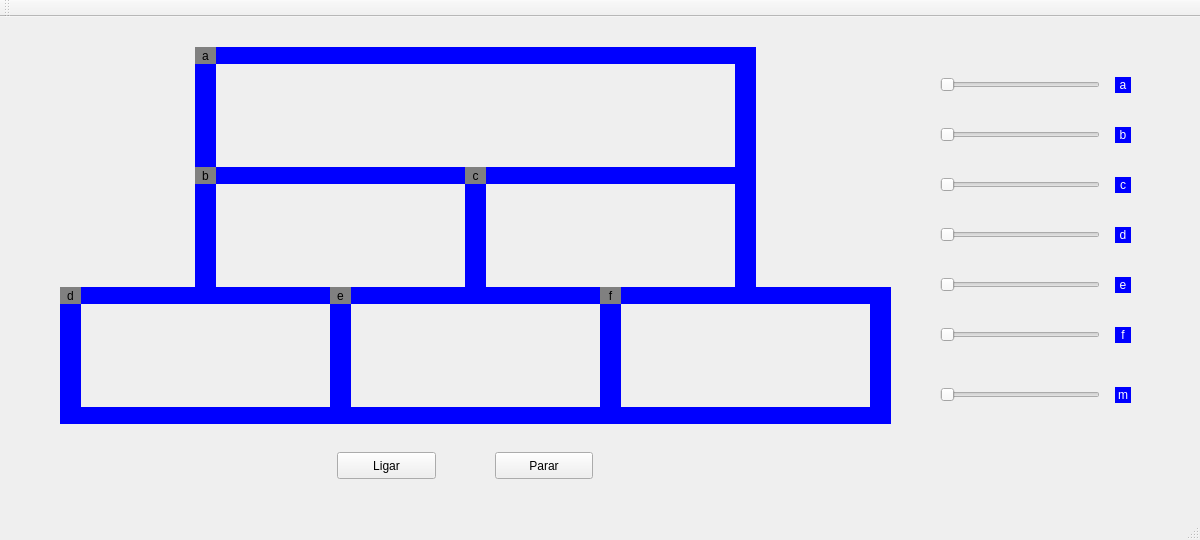
leoalenccar/projeto-trens, file src/mainwindow.ui: the form before one commit.
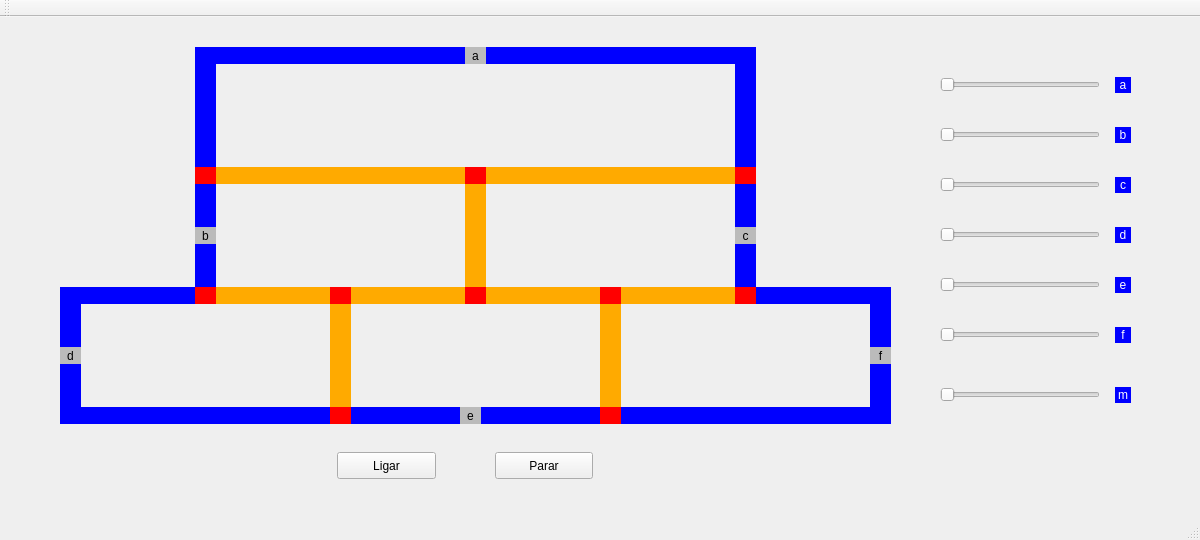
The form after the commit.

Commit message: alteração da posição inicial dos trens em 'mainwindow.cpp' e em 'mainwindow.ui' e criação das regiões críticas em 'mainwindow.ui'

```diff
--- a/src/mainwindow.ui
+++ b/src/mainwindow.ui
@@ -18,13 +18,13 @@
     <property name="geometry">
      <rect>
       <x>195</x>
-      <y>150</y>
+      <y>210</y>
       <width>21</width>
       <height>17</height>
      </rect>
     </property>
     <property name="styleSheet">
-     <string notr="true">QLabel { background: grey}</string>
+     <string notr="true">background-color: rgb(187, 187, 187);</string>
     </property>
     <property name="text">
      <string>b</string>
@@ -43,7 +43,7 @@
      </rect>
     </property>
     <property name="styleSheet">
-     <string notr="true">QLabel { background: blue}</string>
+     <string notr="true">background-color: rgb(255, 170, 0);</string>
     </property>
     <property name="text">
      <string/>
@@ -53,25 +53,25 @@
     <property name="geometry">
      <rect>
       <x>465</x>
-      <y>150</y>
+      <y>167</y>
       <width>21</width>
-      <height>137</height>
+      <height>103</height>
      </rect>
     </property>
     <property name="styleSheet">
-     <string notr="true">QLabel { background: blue}</string>
+     <string notr="true">background-color: rgb(255, 170, 0);</string>
     </property>
     <property name="text">
      <string/>
     </property>
    </widget>
-   <widget class="QLabel" name="label_trilho4">
+   <widget class="QLabel" name="label_trilho2_3">
     <property name="geometry">
      <rect>
       <x>195</x>
       <y>30</y>
       <width>21</width>
-      <height>137</height>
+      <height>120</height>
      </rect>
     </property>
     <property name="styleSheet">
@@ -113,7 +113,7 @@
       <x>735</x>
       <y>30</y>
       <width>21</width>
-      <height>137</height>
+      <height>120</height>
      </rect>
     </property>
     <property name="styleSheet">
@@ -133,7 +133,7 @@
      </rect>
     </property>
     <property name="styleSheet">
-     <string notr="true">QLabel { background: blue}</string>
+     <string notr="true">background-color: rgb(255, 170, 0);</string>
     </property>
     <property name="text">
      <string/>
@@ -142,14 +142,14 @@
    <widget class="QLabel" name="label_trem3">
     <property name="geometry">
      <rect>
-      <x>465</x>
-      <y>150</y>
+      <x>735</x>
+      <y>210</y>
       <width>21</width>
       <height>17</height>
      </rect>
     </property>
     <property name="styleSheet">
-     <string notr="true">QLabel { background: grey}</string>
+     <string notr="true">background-color: rgb(187, 187, 187);</string>
     </property>
     <property name="text">
      <string>c</string>
@@ -162,9 +162,9 @@
     <property name="geometry">
      <rect>
       <x>195</x>
-      <y>150</y>
+      <y>167</y>
       <width>21</width>
-      <height>137</height>
+      <height>103</height>
      </rect>
     </property>
     <property name="styleSheet">
@@ -178,25 +178,9 @@
     <property name="geometry">
      <rect>
       <x>735</x>
-      <y>150</y>
+      <y>167</y>
       <width>21</width>
-      <height>137</height>
-     </rect>
-    </property>
-    <property name="styleSheet">
-     <string notr="true">QLabel { background: blue}</string>
-    </property>
-    <property name="text">
-     <string/>
-    </property>
-   </widget>
-   <widget class="QLabel" name="label_trilho2_3">
-    <property name="geometry">
-     <rect>
-      <x>215</x>
-      <y>270</y>
-      <width>520</width>
-      <height>17</height>
+      <height>103</height>
      </rect>
     </property>
     <property name="styleSheet">
@@ -209,14 +193,14 @@
    <widget class="QLabel" name="label_trem1">
     <property name="geometry">
      <rect>
-      <x>195</x>
+      <x>465</x>
       <y>30</y>
       <width>21</width>
       <height>17</height>
      </rect>
     </property>
     <property name="styleSheet">
-     <string notr="true">QLabel { background: grey}</string>
+     <string notr="true">background-color: rgb(187, 187, 187);</string>
     </property>
     <property name="text">
      <string>a</string>
@@ -225,7 +209,7 @@
      <set>Qt::AlignmentFlag::AlignCenter</set>
     </property>
    </widget>
-   <widget class="QLabel" name="label_trilho2_4">
+   <widget class="QLabel" name="label_trilho_1">
     <property name="geometry">
      <rect>
       <x>215</x>
@@ -245,13 +229,13 @@
     <property name="geometry">
      <rect>
       <x>330</x>
-      <y>270</y>
+      <y>287</y>
       <width>21</width>
-      <height>137</height>
+      <height>103</height>
      </rect>
     </property>
     <property name="styleSheet">
-     <string notr="true">QLabel { background: blue}</string>
+     <string notr="true">background-color: rgb(255, 170, 0);</string>
     </property>
     <property name="text">
      <string/>
@@ -261,13 +245,13 @@
     <property name="geometry">
      <rect>
       <x>600</x>
-      <y>270</y>
+      <y>287</y>
       <width>21</width>
-      <height>137</height>
+      <height>103</height>
      </rect>
     </property>
     <property name="styleSheet">
-     <string notr="true">QLabel { background: blue}</string>
+     <string notr="true">background-color: rgb(255, 170, 0);</string>
     </property>
     <property name="text">
      <string/>
@@ -305,22 +289,6 @@
      <string/>
     </property>
    </widget>
-   <widget class="QLabel" name="label_trilho2_7">
-    <property name="geometry">
-     <rect>
-      <x>620</x>
-      <y>270</y>
-      <width>250</width>
-      <height>17</height>
-     </rect>
-    </property>
-    <property name="styleSheet">
-     <string notr="true">QLabel { background: blue}</string>
-    </property>
-    <property name="text">
-     <string/>
-    </property>
-   </widget>
    <widget class="QLabel" name="label_trilho4_7">
     <property name="geometry">
      <rect>
@@ -342,7 +310,7 @@
      <rect>
       <x>80</x>
       <y>270</y>
-      <width>250</width>
+      <width>115</width>
       <height>17</height>
      </rect>
     </property>
@@ -389,13 +357,13 @@
     <property name="geometry">
      <rect>
       <x>60</x>
-      <y>270</y>
+      <y>330</y>
       <width>21</width>
       <height>17</height>
      </rect>
     </property>
     <property name="styleSheet">
-     <string notr="true">QLabel { background: grey}</string>
+     <string notr="true">background-color: rgb(187, 187, 187);</string>
     </property>
     <property name="text">
      <string>d</string>
@@ -407,14 +375,14 @@
    <widget class="QLabel" name="label_trem5">
     <property name="geometry">
      <rect>
-      <x>330</x>
-      <y>270</y>
+      <x>460</x>
+      <y>390</y>
       <width>21</width>
       <height>17</height>
      </rect>
     </property>
     <property name="styleSheet">
-     <string notr="true">QLabel { background: grey}</string>
+     <string notr="true">background-color: rgb(187, 187, 187);</string>
     </property>
     <property name="text">
      <string>e</string>
@@ -426,14 +394,14 @@
    <widget class="QLabel" name="label_trem6">
     <property name="geometry">
      <rect>
-      <x>600</x>
-      <y>270</y>
+      <x>870</x>
+      <y>330</y>
       <width>21</width>
       <height>17</height>
      </rect>
     </property>
     <property name="styleSheet">
-     <string notr="true">QLabel { background: grey}</string>
+     <string notr="true">background-color: rgb(187, 187, 187);</string>
     </property>
     <property name="text">
      <string>f</string>
@@ -673,7 +641,247 @@
      <set>Qt::AlignmentFlag::AlignCenter</set>
     </property>
    </widget>
-   <zorder>label_trilho4</zorder>
+   <widget class="QLabel" name="label_trilho2_10">
+    <property name="geometry">
+     <rect>
+      <x>215</x>
+      <y>270</y>
+      <width>115</width>
+      <height>17</height>
+     </rect>
+    </property>
+    <property name="styleSheet">
+     <string notr="true">background-color: rgb(255, 170, 0);</string>
+    </property>
+    <property name="text">
+     <string/>
+    </property>
+   </widget>
+   <widget class="QLabel" name="label_trilho2_11">
+    <property name="geometry">
+     <rect>
+      <x>350</x>
+      <y>270</y>
+      <width>115</width>
+      <height>17</height>
+     </rect>
+    </property>
+    <property name="styleSheet">
+     <string notr="true">background-color: rgb(255, 170, 0);</string>
+    </property>
+    <property name="text">
+     <string/>
+    </property>
+   </widget>
+   <widget class="QLabel" name="label_trilho2_12">
+    <property name="geometry">
+     <rect>
+      <x>485</x>
+      <y>270</y>
+      <width>115</width>
+      <height>17</height>
+     </rect>
+    </property>
+    <property name="styleSheet">
+     <string notr="true">background-color: rgb(255, 170, 0);</string>
+    </property>
+    <property name="text">
+     <string/>
+    </property>
+   </widget>
+   <widget class="QLabel" name="label_trilho2_13">
+    <property name="geometry">
+     <rect>
+      <x>620</x>
+      <y>270</y>
+      <width>115</width>
+      <height>17</height>
+     </rect>
+    </property>
+    <property name="styleSheet">
+     <string notr="true">background-color: rgb(255, 170, 0);</string>
+    </property>
+    <property name="text">
+     <string/>
+    </property>
+   </widget>
+   <widget class="QLabel" name="label_trilho2_14">
+    <property name="geometry">
+     <rect>
+      <x>755</x>
+      <y>270</y>
+      <width>115</width>
+      <height>17</height>
+     </rect>
+    </property>
+    <property name="styleSheet">
+     <string notr="true">QLabel { background: blue}</string>
+    </property>
+    <property name="text">
+     <string/>
+    </property>
+   </widget>
+   <widget class="QLabel" name="label_trilho4_9">
+    <property name="geometry">
+     <rect>
+      <x>735</x>
+      <y>150</y>
+      <width>21</width>
+      <height>17</height>
+     </rect>
+    </property>
+    <property name="styleSheet">
+     <string notr="true">background-color: rgb(255, 0, 0);</string>
+    </property>
+    <property name="text">
+     <string/>
+    </property>
+   </widget>
+   <widget class="QLabel" name="label_trilho4_10">
+    <property name="geometry">
+     <rect>
+      <x>465</x>
+      <y>150</y>
+      <width>21</width>
+      <height>17</height>
+     </rect>
+    </property>
+    <property name="styleSheet">
+     <string notr="true">background-color: rgb(255, 0, 0);</string>
+    </property>
+    <property name="text">
+     <string/>
+    </property>
+   </widget>
+   <widget class="QLabel" name="label_trilho4_11">
+    <property name="geometry">
+     <rect>
+      <x>195</x>
+      <y>150</y>
+      <width>21</width>
+      <height>17</height>
+     </rect>
+    </property>
+    <property name="styleSheet">
+     <string notr="true">background-color: rgb(255, 0, 0);</string>
+    </property>
+    <property name="text">
+     <string/>
+    </property>
+   </widget>
+   <widget class="QLabel" name="label_trilho4_12">
+    <property name="geometry">
+     <rect>
+      <x>735</x>
+      <y>270</y>
+      <width>21</width>
+      <height>17</height>
+     </rect>
+    </property>
+    <property name="styleSheet">
+     <string notr="true">background-color: rgb(255, 0, 0);</string>
+    </property>
+    <property name="text">
+     <string/>
+    </property>
+   </widget>
+   <widget class="QLabel" name="label_trilho4_13">
+    <property name="geometry">
+     <rect>
+      <x>600</x>
+      <y>270</y>
+      <width>21</width>
+      <height>17</height>
+     </rect>
+    </property>
+    <property name="styleSheet">
+     <string notr="true">background-color: rgb(255, 0, 0);</string>
+    </property>
+    <property name="text">
+     <string/>
+    </property>
+   </widget>
+   <widget class="QLabel" name="label_trilho4_14">
+    <property name="geometry">
+     <rect>
+      <x>600</x>
+      <y>390</y>
+      <width>21</width>
+      <height>17</height>
+     </rect>
+    </property>
+    <property name="styleSheet">
+     <string notr="true">background-color: rgb(255, 0, 0);</string>
+    </property>
+    <property name="text">
+     <string/>
+    </property>
+   </widget>
+   <widget class="QLabel" name="label_trilho4_15">
+    <property name="geometry">
+     <rect>
+      <x>465</x>
+      <y>270</y>
+      <width>21</width>
+      <height>17</height>
+     </rect>
+    </property>
+    <property name="styleSheet">
+     <string notr="true">background-color: rgb(255, 0, 0);</string>
+    </property>
+    <property name="text">
+     <string/>
+    </property>
+   </widget>
+   <widget class="QLabel" name="label_trilho4_16">
+    <property name="geometry">
+     <rect>
+      <x>330</x>
+      <y>270</y>
+      <width>21</width>
+      <height>17</height>
+     </rect>
+    </property>
+    <property name="styleSheet">
+     <string notr="true">background-color: rgb(255, 0, 0);</string>
+    </property>
+    <property name="text">
+     <string/>
+    </property>
+   </widget>
+   <widget class="QLabel" name="label_trilho4_17">
+    <property name="geometry">
+     <rect>
+      <x>195</x>
+      <y>270</y>
+      <width>21</width>
+      <height>17</height>
+     </rect>
+    </property>
+    <property name="styleSheet">
+     <string notr="true">background-color: rgb(255, 0, 0);</string>
+    </property>
+    <property name="text">
+     <string/>
+    </property>
+   </widget>
+   <widget class="QLabel" name="label_trilho4_18">
+    <property name="geometry">
+     <rect>
+      <x>330</x>
+      <y>390</y>
+      <width>21</width>
+      <height>17</height>
+     </rect>
+    </property>
+    <property name="styleSheet">
+     <string notr="true">background-color: rgb(255, 0, 0);</string>
+    </property>
+    <property name="text">
+     <string/>
+    </property>
+   </widget>
+   <zorder>label_trilho2_3</zorder>
    <zorder>label_trilho2_6</zorder>
    <zorder>label_trilho3</zorder>
    <zorder>label_trilho4_3</zorder>
@@ -681,24 +889,16 @@
    <zorder>label_trilho2_5</zorder>
    <zorder>label_trilho4_5</zorder>
    <zorder>label_trilho2_9</zorder>
-   <zorder>label_trilho2_4</zorder>
+   <zorder>label_trilho_1</zorder>
    <zorder>label_trilho2_2</zorder>
-   <zorder>label_trilho2_7</zorder>
    <zorder>label_trilho4_2</zorder>
    <zorder>label_trilho2_8</zorder>
    <zorder>label_trilho4_8</zorder>
    <zorder>label_trilho4_4</zorder>
    <zorder>label_trilho4_6</zorder>
-   <zorder>label_trilho2_3</zorder>
    <zorder>label_trilho2</zorder>
-   <zorder>label_trem2</zorder>
    <zorder>pushButton</zorder>
    <zorder>pushButton_2</zorder>
-   <zorder>label_trem3</zorder>
-   <zorder>label_trem1</zorder>
-   <zorder>label_trem4</zorder>
-   <zorder>label_trem5</zorder>
-   <zorder>label_trem6</zorder>
    <zorder>horizontalSlider_1</zorder>
    <zorder>horizontalSlider_2</zorder>
    <zorder>horizontalSlider_3</zorder>
@@ -713,6 +913,27 @@
    <zorder>label_e</zorder>
    <zorder>label_f</zorder>
    <zorder>label_m</zorder>
+   <zorder>label_trilho2_10</zorder>
+   <zorder>label_trilho2_11</zorder>
+   <zorder>label_trilho2_12</zorder>
+   <zorder>label_trilho2_13</zorder>
+   <zorder>label_trilho2_14</zorder>
+   <zorder>label_trem5</zorder>
+   <zorder>label_trem6</zorder>
+   <zorder>label_trem3</zorder>
+   <zorder>label_trem1</zorder>
+   <zorder>label_trem2</zorder>
+   <zorder>label_trem4</zorder>
+   <zorder>label_trilho4_9</zorder>
+   <zorder>label_trilho4_10</zorder>
+   <zorder>label_trilho4_11</zorder>
+   <zorder>label_trilho4_12</zorder>
+   <zorder>label_trilho4_13</zorder>
+   <zorder>label_trilho4_14</zorder>
+   <zorder>label_trilho4_15</zorder>
+   <zorder>label_trilho4_16</zorder>
+   <zorder>label_trilho4_17</zorder>
+   <zorder>label_trilho4_18</zorder>
   </widget>
   <widget class="QMenuBar" name="menuBar">
    <property name="geometry">
@@ -720,7 +941,7 @@
      <x>0</x>
      <y>0</y>
      <width>1200</width>
-     <height>23</height>
+     <height>19</height>
     </rect>
    </property>
   </widget>
```
The commit also changes 1 other file.
